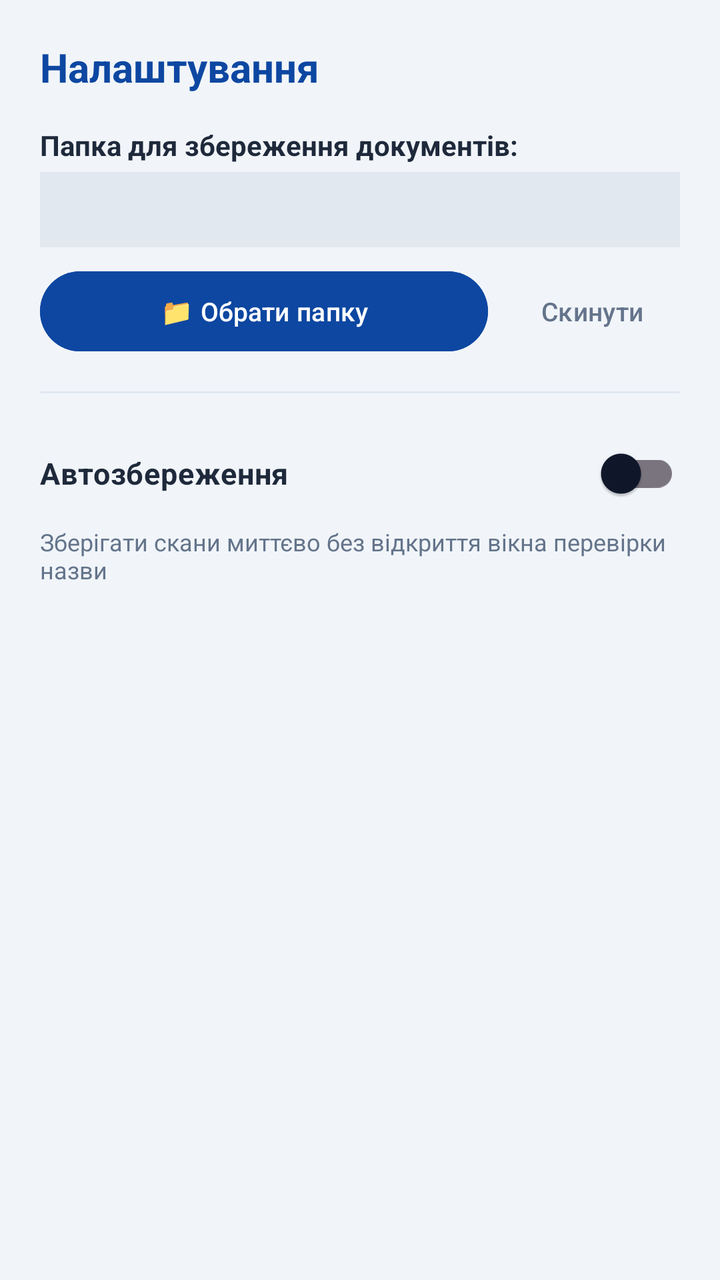
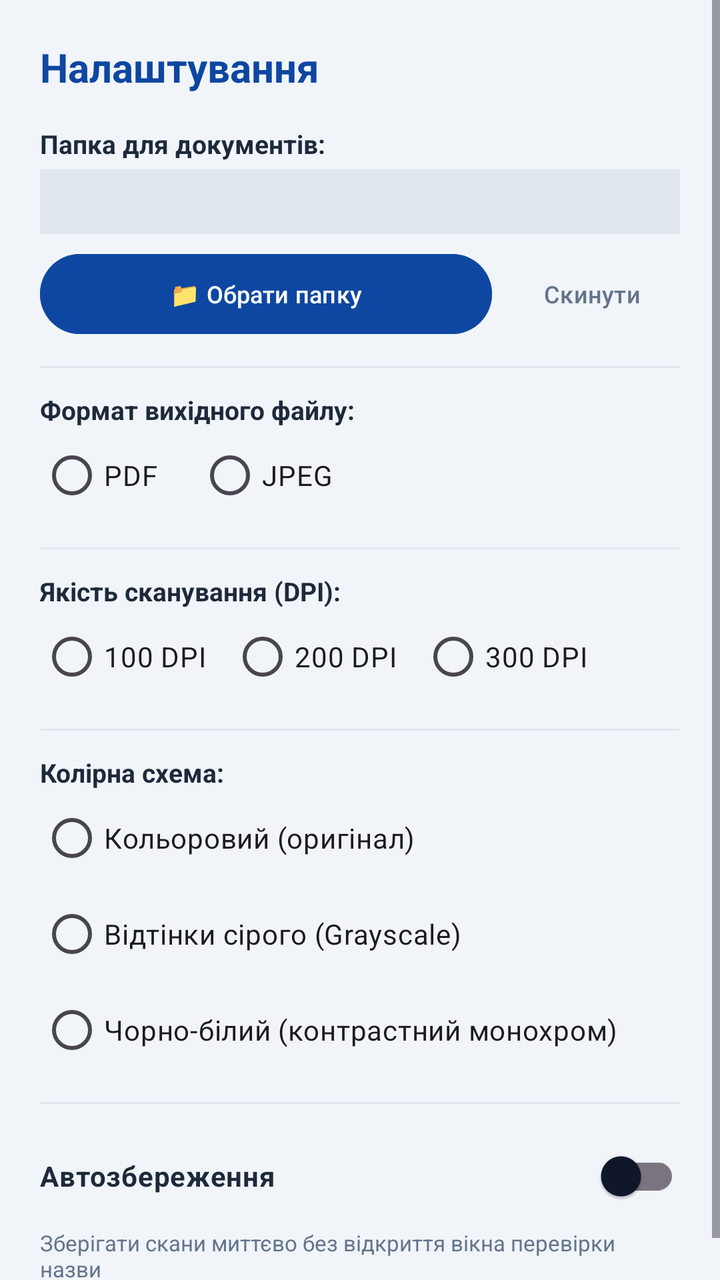

Screens rendered from an Android XML layout before and after an edit, with the pre-edit source and the edit as a unified diff.
<!-- AndroidManifest.xml: application theme Theme.DocScannerUA -->
<!-- res/layout/dialog_settings.xml -->
<?xml version="1.0" encoding="utf-8"?>
<LinearLayout xmlns:android="http://schemas.android.com/apk/res/android"
    xmlns:app="http://schemas.android.com/apk/res-auto"
    android:layout_width="match_parent"
    android:layout_height="wrap_content"
    android:orientation="vertical"
    android:padding="20dp">

    <TextView
        android:layout_width="match_parent"
        android:layout_height="wrap_content"
        android:text="Налаштування"
        android:textColor="#0D47A1"
        android:textSize="20sp"
        android:textStyle="bold" />

    
    <TextView
        android:layout_width="match_parent"
        android:layout_height="wrap_content"
        android:layout_marginTop="16dp"
        android:text="Папка для збереження документів:"
        android:textColor="#1E293B"
        android:textSize="14sp"
        android:textStyle="bold" />

    <TextView
        android:id="@+id/tvCurrentFolder"
        android:layout_width="match_parent"
        android:layout_height="wrap_content"
        android:layout_marginTop="4dp"
        android:background="#E2E8F0"
        android:padding="10dp"
        android:textColor="#0F172A"
        android:textSize="13sp" />

    <LinearLayout
        android:layout_width="match_parent"
        android:layout_height="wrap_content"
        android:layout_marginTop="8dp"
        android:orientation="horizontal">

        <com.google.android.material.button.MaterialButton
            android:id="@+id/btnChooseFolder"
            android:layout_width="0dp"
            android:layout_height="wrap_content"
            android:layout_weight="1"
            android:backgroundTint="#0D47A1"
            android:text="📁 Обрати папку"
            android:textSize="13sp" />

        <com.google.android.material.button.MaterialButton
            android:id="@+id/btnResetFolder"
            style="@style/Widget.Material3.Button.TextButton"
            android:layout_width="wrap_content"
            android:layout_height="wrap_content"
            android:layout_marginStart="8dp"
            android:text="Скинути"
            android:textColor="#64748B"
            android:textSize="13sp" />
    </LinearLayout>

    <View
        android:layout_width="match_parent"
        android:layout_height="1dp"
        android:layout_marginVertical="16dp"
        android:background="#E2E8F0" />

    
    <com.google.android.material.switchmaterial.SwitchMaterial
        android:id="@+id/switchAutoSave"
        android:layout_width="match_parent"
        android:layout_height="wrap_content"
        android:text="Автозбереження"
        android:textColor="#1E293B"
        android:textSize="15sp"
        android:textStyle="bold" />

    <TextView
        android:layout_width="match_parent"
        android:layout_height="wrap_content"
        android:layout_marginTop="2dp"
        android:text="Зберігати скани миттєво без відкриття вікна перевірки назви"
        android:textColor="#64748B"
        android:textSize="12sp" />

</LinearLayout>
<!-- resources referenced by this layout -->
<resources>
  <style name="Theme.DocScannerUA" parent="Theme.Material3.Light.NoActionBar">
          <item name="colorPrimary">#0D47A1</item>
          <item name="colorSurface">#FFFFFF</item>
          <item name="colorOnSurface">#0F172A</item>
          <item name="android:windowBackground">#F1F5F9</item>
      </style>
</resources>

<!-- the commit's change to res/layout/dialog_settings.xml (unified diff, before → after) -->
@@ -1,87 +1,200 @@
 <?xml version="1.0" encoding="utf-8"?>
-<LinearLayout xmlns:android="http://schemas.android.com/apk/res/android"
-    xmlns:app="http://schemas.android.com/apk/res-auto"
+<ScrollView xmlns:android="http://schemas.android.com/apk/res/android"
     android:layout_width="match_parent"
-    android:layout_height="wrap_content"
-    android:orientation="vertical"
-    android:padding="20dp">
-
-    <TextView
-        android:layout_width="match_parent"
-        android:layout_height="wrap_content"
-        android:text="Налаштування"
-        android:textColor="#0D47A1"
-        android:textSize="20sp"
-        android:textStyle="bold" />
-
-    
-    <TextView
-        android:layout_width="match_parent"
-        android:layout_height="wrap_content"
-        android:layout_marginTop="16dp"
-        android:text="Папка для збереження документів:"
-        android:textColor="#1E293B"
-        android:textSize="14sp"
-        android:textStyle="bold" />
-
-    <TextView
-        android:id="@+id/tvCurrentFolder"
-        android:layout_width="match_parent"
-        android:layout_height="wrap_content"
-        android:layout_marginTop="4dp"
-        android:background="#E2E8F0"
-        android:padding="10dp"
-        android:textColor="#0F172A"
-        android:textSize="13sp" />
+    android:layout_height="wrap_content">
 
     <LinearLayout
         android:layout_width="match_parent"
         android:layout_height="wrap_content"
-        android:layout_marginTop="8dp"
-        android:orientation="horizontal">
-
-        <com.google.android.material.button.MaterialButton
-            android:id="@+id/btnChooseFolder"
-            android:layout_width="0dp"
-            android:layout_height="wrap_content"
-            android:layout_weight="1"
-            android:backgroundTint="#0D47A1"
-            android:text="📁 Обрати папку"
-            android:textSize="13sp" />
-
-        <com.google.android.material.button.MaterialButton
-            android:id="@+id/btnResetFolder"
-            style="@style/Widget.Material3.Button.TextButton"
-            android:layout_width="wrap_content"
-            android:layout_height="wrap_content"
-            android:layout_marginStart="8dp"
-            android:text="Скинути"
+        android:orientation="vertical"
+        android:padding="20dp">
+
+        <TextView
+            android:layout_width="match_parent"
+            android:layout_height="wrap_content"
+            android:text="Налаштування"
+            android:textColor="#0D47A1"
+            android:textSize="20sp"
+            android:textStyle="bold" />
+
+        
+        <TextView
+            android:layout_width="match_parent"
+            android:layout_height="wrap_content"
+            android:layout_marginTop="16dp"
+            android:text="Папка для документів:"
+            android:textColor="#1E293B"
+            android:textSize="13sp"
+            android:textStyle="bold" />
+
+        <TextView
+            android:id="@+id/tvCurrentFolder"
+            android:layout_width="match_parent"
+            android:layout_height="wrap_content"
+            android:layout_marginTop="4dp"
+            android:background="#E2E8F0"
+            android:padding="8dp"
+            android:textColor="#0F172A"
+            android:textSize="12sp" />
+
+        <LinearLayout
+            android:layout_width="match_parent"
+            android:layout_height="wrap_content"
+            android:layout_marginTop="6dp"
+            android:orientation="horizontal">
+
+            <com.google.android.material.button.MaterialButton
+                android:id="@+id/btnChooseFolder"
+                android:layout_width="0dp"
+                android:layout_height="wrap_content"
+                android:layout_weight="1"
+                android:backgroundTint="#0D47A1"
+                android:text="📁 Обрати папку"
+                android:textSize="12sp" />
+
+            <com.google.android.material.button.MaterialButton
+                android:id="@+id/btnResetFolder"
+                style="@style/Widget.Material3.Button.TextButton"
+                android:layout_width="wrap_content"
+                android:layout_height="wrap_content"
+                android:layout_marginStart="6dp"
+                android:text="Скинути"
+                android:textColor="#64748B"
+                android:textSize="12sp" />
+        </LinearLayout>
+
+        <View
+            android:layout_width="match_parent"
+            android:layout_height="1dp"
+            android:layout_marginVertical="12dp"
+            android:background="#E2E8F0" />
+
+        
+        <TextView
+            android:layout_width="match_parent"
+            android:layout_height="wrap_content"
+            android:text="Формат вихідного файлу:"
+            android:textColor="#1E293B"
+            android:textSize="13sp"
+            android:textStyle="bold" />
+
+        <RadioGroup
+            android:id="@+id/rgFormat"
+            android:layout_width="match_parent"
+            android:layout_height="wrap_content"
+            android:orientation="horizontal">
+            <RadioButton
+                android:id="@+id/rbFormatPdf"
+                android:layout_width="wrap_content"
+                android:layout_height="wrap_content"
+                android:layout_marginEnd="20dp"
+                android:text="PDF" />
+            <RadioButton
+                android:id="@+id/rbFormatJpeg"
+                android:layout_width="wrap_content"
+                android:layout_height="wrap_content"
+                android:text="JPEG" />
+        </RadioGroup>
+
+        <View
+            android:layout_width="match_parent"
+            android:layout_height="1dp"
+            android:layout_marginVertical="12dp"
+            android:background="#E2E8F0" />
+
+        
+        <TextView
+            android:layout_width="match_parent"
+            android:layout_height="wrap_content"
+            android:text="Якість сканування (DPI):"
+            android:textColor="#1E293B"
+            android:textSize="13sp"
+            android:textStyle="bold" />
+
+        <RadioGroup
+            android:id="@+id/rgDpi"
+            android:layout_width="match_parent"
+            android:layout_height="wrap_content"
+            android:orientation="horizontal">
+            <RadioButton
+                android:id="@+id/rbDpi100"
+                android:layout_width="wrap_content"
+                android:layout_height="wrap_content"
+                android:layout_marginEnd="12dp"
+                android:text="100 DPI" />
+            <RadioButton
+                android:id="@+id/rbDpi200"
+                android:layout_width="wrap_content"
+                android:layout_height="wrap_content"
+                android:layout_marginEnd="12dp"
+                android:text="200 DPI" />
+            <RadioButton
+                android:id="@+id/rbDpi300"
+                android:layout_width="wrap_content"
+                android:layout_height="wrap_content"
+                android:text="300 DPI" />
+        </RadioGroup>
+
+        <View
+            android:layout_width="match_parent"
+            android:layout_height="1dp"
+            android:layout_marginVertical="12dp"
+            android:background="#E2E8F0" />
+
+        
+        <TextView
+            android:layout_width="match_parent"
+            android:layout_height="wrap_content"
+            android:text="Колірна схема:"
+            android:textColor="#1E293B"
+            android:textSize="13sp"
+            android:textStyle="bold" />
+
+        <RadioGroup
+            android:id="@+id/rgColor"
+            android:layout_width="match_parent"
+            android:layout_height="wrap_content"
+            android:orientation="vertical">
+            <RadioButton
+                android:id="@+id/rbColorFull"
+                android:layout_width="wrap_content"
+                android:layout_height="wrap_content"
+                android:text="Кольоровий (оригінал)" />
+            <RadioButton
+                android:id="@+id/rbColorGray"
+                android:layout_width="wrap_content"
+                android:layout_height="wrap_content"
+                android:text="Відтінки сірого (Grayscale)" />
+            <RadioButton
+                android:id="@+id/rbColorBw"
+                android:layout_width="wrap_content"
+                android:layout_height="wrap_content"
+                android:text="Чорно-білий (контрастний монохром)" />
+        </RadioGroup>
+
+        <View
+            android:layout_width="match_parent"
+            android:layout_height="1dp"
+            android:layout_marginVertical="12dp"
+            android:background="#E2E8F0" />
+
+        
+        <com.google.android.material.switchmaterial.SwitchMaterial
+            android:id="@+id/switchAutoSave"
+            android:layout_width="match_parent"
+            android:layout_height="wrap_content"
+            android:text="Автозбереження"
+            android:textColor="#1E293B"
+            android:textSize="14sp"
+            android:textStyle="bold" />
+
+        <TextView
+            android:layout_width="match_parent"
+            android:layout_height="wrap_content"
+            android:layout_marginTop="2dp"
+            android:text="Зберігати скани миттєво без відкриття вікна перевірки назви"
             android:textColor="#64748B"
-            android:textSize="13sp" />
+            android:textSize="11sp" />
+
     </LinearLayout>
-
-    <View
-        android:layout_width="match_parent"
-        android:layout_height="1dp"
-        android:layout_marginVertical="16dp"
-        android:background="#E2E8F0" />
-
-    
-    <com.google.android.material.switchmaterial.SwitchMaterial
-        android:id="@+id/switchAutoSave"
-        android:layout_width="match_parent"
-        android:layout_height="wrap_content"
-        android:text="Автозбереження"
-        android:textColor="#1E293B"
-        android:textSize="15sp"
-        android:textStyle="bold" />
-
-    <TextView
-        android:layout_width="match_parent"
-        android:layout_height="wrap_content"
-        android:layout_marginTop="2dp"
-        android:text="Зберігати скани миттєво без відкриття вікна перевірки назви"
-        android:textColor="#64748B"
-        android:textSize="12sp" />
-
-</LinearLayout>
+</ScrollView>
